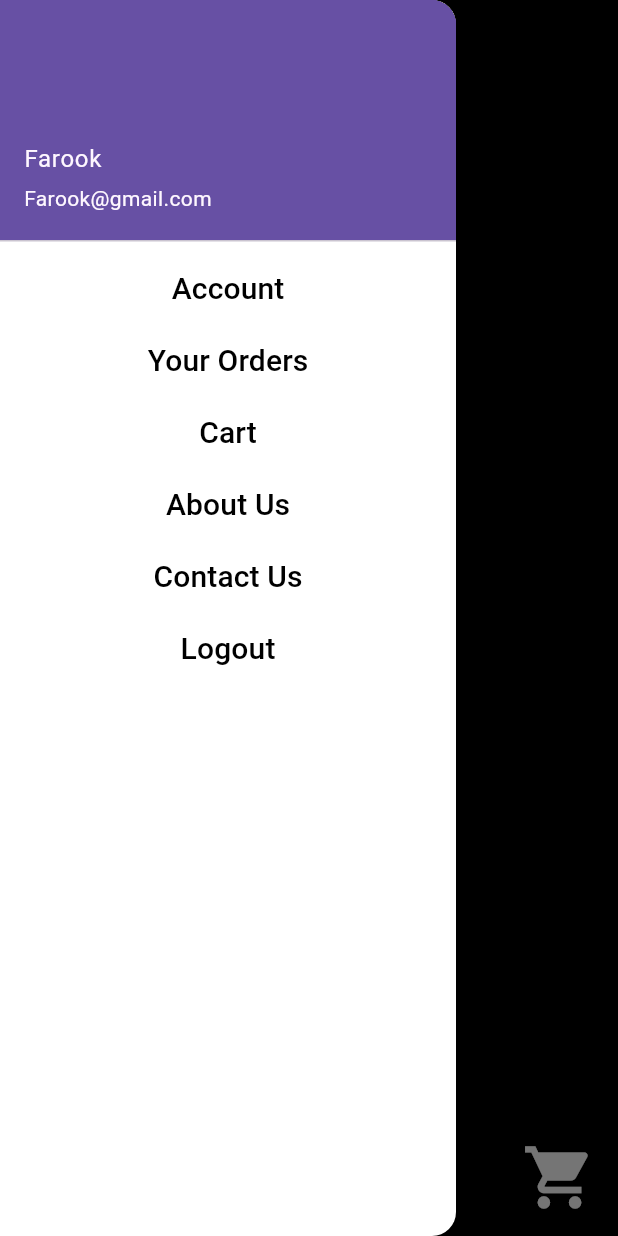
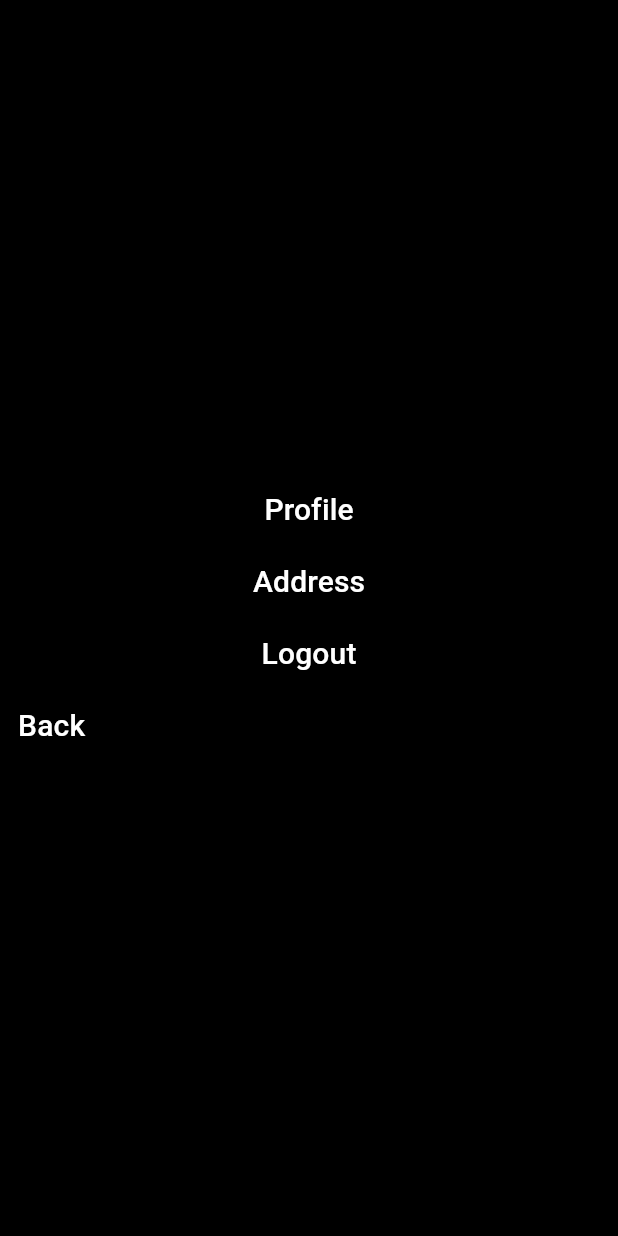
Before and after one commit to ummerfarook905/Aquafin_frontend, a Flutter app: the HomeScreen screen opened by its route, in the side drawer, after a tap on "Account", on a phone screen of 412 x 824 dp. Run offline on Flutter 3.47's test engine with Material 3 defaults, Android fonts, the light colour scheme and no system bars; our stand-ins replace dio, get; network calls fail.

Commit message:
creating account page

```diff
--- a/lib/main.dart
+++ b/lib/main.dart
@@ -16,7 +16,7 @@ class MyApp extends StatelessWidget {
       title: 'Flutter Demo',
       theme: ThemeData(primarySwatch: Colors.blue ),
       initialRoute: AppRoutes.initial,
-      routes: AppRoutes.routes,
+      getPages: AppRoutes.routes,
     );
   }
 }
--- a/lib/routes/app_routes.dart
+++ b/lib/routes/app_routes.dart
@@ -1,14 +1,20 @@
+import 'package:aquafin_frontend/views/account_screen.dart';
+import 'package:aquafin_frontend/views/contact_screen.dart';
+import 'package:aquafin_frontend/views/fish_screen.dart';
 import 'package:aquafin_frontend/views/home_screen.dart';
 import 'package:aquafin_frontend/views/login_screen.dart';
 import 'package:aquafin_frontend/views/signup_screen.dart';
-import 'package:flutter/material.dart';
+import 'package:get/get_navigation/src/routes/get_route.dart';
 
 class AppRoutes {
   static const String initial = '/login';
 
-  static final Map<String, WidgetBuilder> routes = {
-    '/login': (context) => LoginScreen(),
-    '/home': (context) => HomeScreen(),
-    '/signup': (context) => SignupScreen(),
-  };
+  static final List<GetPage> routes = [
+    GetPage(name: '/login', page: () => LoginScreen()),
+    GetPage(name: '/home', page: () => HomeScreen()),
+    GetPage(name: '/signup', page: () => SignupScreen()),
+    GetPage(name: '/fish', page: () => FishScreen()),
+    GetPage(name: '/contact', page: () => ContactScreen()),
+    GetPage(name: '/account', page: () => AccountScreen()),
+  ];
 }
--- /dev/null
+++ b/lib/views/account_screen.dart
@@ -0,0 +1,67 @@
+
+import 'package:aquafin_frontend/views/home_screen.dart';
+import 'package:flutter/material.dart';
+import 'package:get/get.dart';
+
+class AccountScreen extends StatelessWidget {
+  const AccountScreen({super.key});
+
+  @override
+  Widget build(BuildContext context) {
+    return Scaffold(
+      backgroundColor: Colors.black,
+      body: Center(
+        child: Column(
+          mainAxisAlignment: MainAxisAlignment.center,
+          crossAxisAlignment: CrossAxisAlignment.center,
+          children: [
+            TextButton(
+              onPressed: (){},
+              child: const Text("Profile",
+              style: TextStyle(
+                color: Colors.white,
+                fontSize: 20
+              ),
+              ),
+              ),
+            TextButton(
+              onPressed: (){},
+              child: Text(
+                "Address",
+                style: TextStyle(
+                  color: Colors.white,
+                  fontSize: 20
+                ),
+              )
+              ),
+            TextButton(
+              onPressed: (){},
+              child: Text(
+                "Logout",
+                style: TextStyle(
+                  color: Colors.white,
+                  fontSize: 20
+                ),
+              )
+              ),
+
+
+                Align(
+                  alignment: Alignment.centerLeft, // ⬅ moves to left
+                  child: TextButton(
+                    onPressed: () {
+                      Get.offAll(() => HomeScreen());
+                    },
+                    child: const Text(
+                      "Back",
+                      style: TextStyle(color: Colors.white, fontSize: 20),
+                    ),
+                  ),
+                ),
+          ],
+        ),
+      ),
+
+    );
+  }
+}
--- a/lib/views/home_screen.dart
+++ b/lib/views/home_screen.dart
@@ -1,5 +1,4 @@
 import 'package:aquafin_frontend/controllers/home_controller.dart';
-import 'package:aquafin_frontend/views/contact_screen.dart';
 import 'package:aquafin_frontend/views/fish_screen.dart';
 import 'package:flutter/material.dart';
 import 'package:get/get.dart';
@@ -25,7 +24,11 @@ class _HomeScreenState extends State<HomeScreen> {
         title: const Text("Home",
         style: TextStyle(
           color: Colors.white
-        ),),
+        ),
+        ),
+        iconTheme: const IconThemeData(
+          color: Colors.white
+        ),
         ),
       drawer: Drawer(
         backgroundColor: Colors.white,
@@ -38,6 +41,7 @@ class _HomeScreenState extends State<HomeScreen> {
             // Account button
             TextButton(
               onPressed: () {
+                Get.toNamed('/account');
               },
               child: const Align(
                 alignment: Alignment.center,
@@ -90,7 +94,7 @@ class _HomeScreenState extends State<HomeScreen> {
              // Contact Us button
             TextButton(
               onPressed: () {
-                Get.off(ContactScreen());
+                Get.toNamed('/contact');
               },
               child: const Align(
                 alignment: Alignment.center,
```
